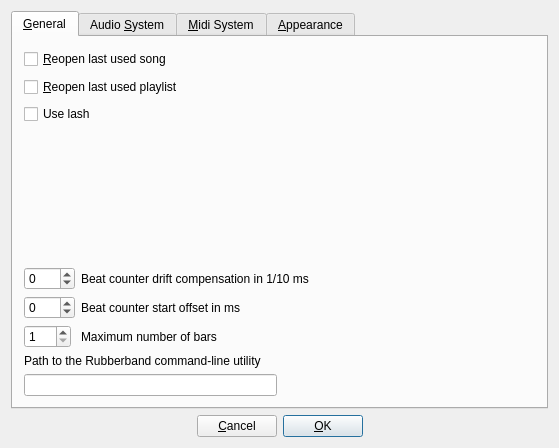
Qt form src/gui/src/UI/PreferencesDialog_UI.ui (hydrogen-music/hydrogen) before a commit.
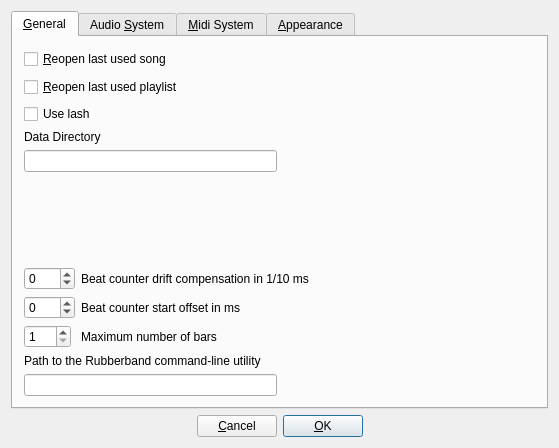
The same form after that commit. Custom widgets are drawn as their Qt base class.

Commit message: Data directory option appears in preferences dialog and is saved in hyndrogen.conf.

The edit to the form file:
```diff
--- a/src/gui/src/UI/PreferencesDialog_UI.ui
+++ b/src/gui/src/UI/PreferencesDialog_UI.ui
@@ -75,6 +75,40 @@
          </property>
         </widget>
        </item>
+       <item>
+        <layout class="QGridLayout" name="gridLayout_3" rowstretch="0,0">
+         <item row="1" column="1">
+          <spacer name="horizontalSpacer_2">
+           <property name="orientation">
+            <enum>Qt::Horizontal</enum>
+           </property>
+           <property name="sizeHint" stdset="0">
+            <size>
+             <width>40</width>
+             <height>20</height>
+            </size>
+           </property>
+          </spacer>
+         </item>
+         <item row="1" column="0">
+          <widget class="QLineEdit" name="dataDirectoryLineEdit">
+           <property name="minimumSize">
+            <size>
+             <width>181</width>
+             <height>0</height>
+            </size>
+           </property>
+          </widget>
+         </item>
+         <item row="0" column="0" colspan="2">
+          <widget class="QLabel" name="dataDirectoryLabel">
+           <property name="text">
+            <string>Data Directory</string>
+           </property>
+          </widget>
+         </item>
+        </layout>
+       </item>
        <item>
         <spacer name="verticalSpacer_3">
          <property name="orientation">
```
Left out of the diff: 5 changed lines with no effect on the pictures. The commit also changes 4 other files.
